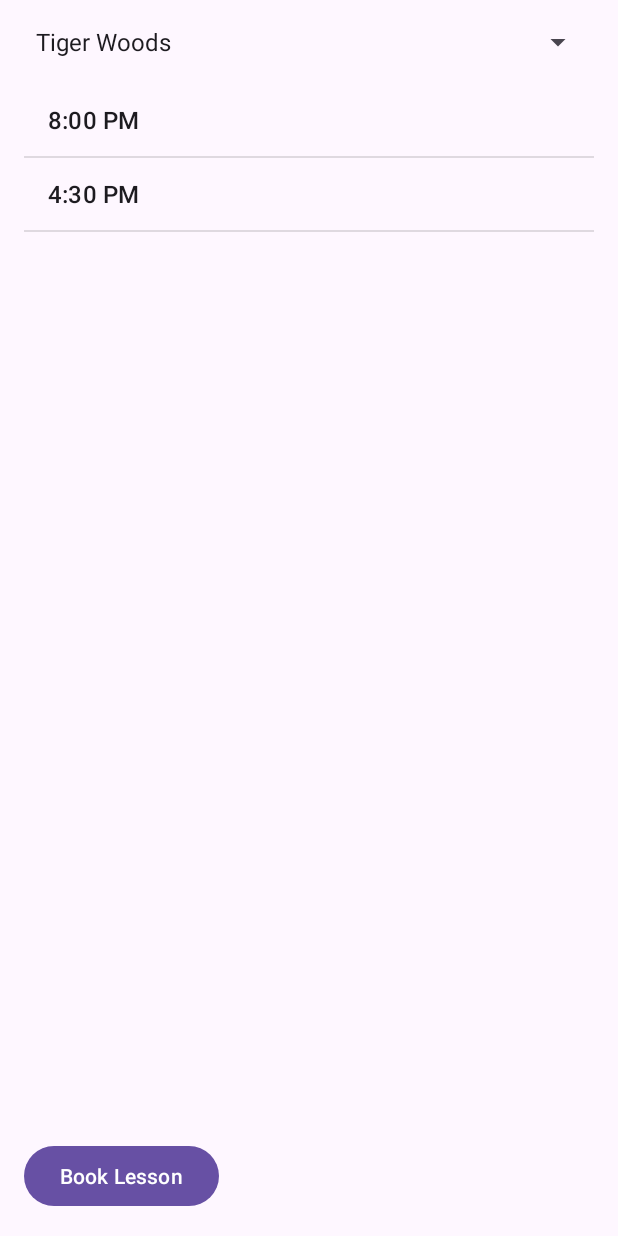
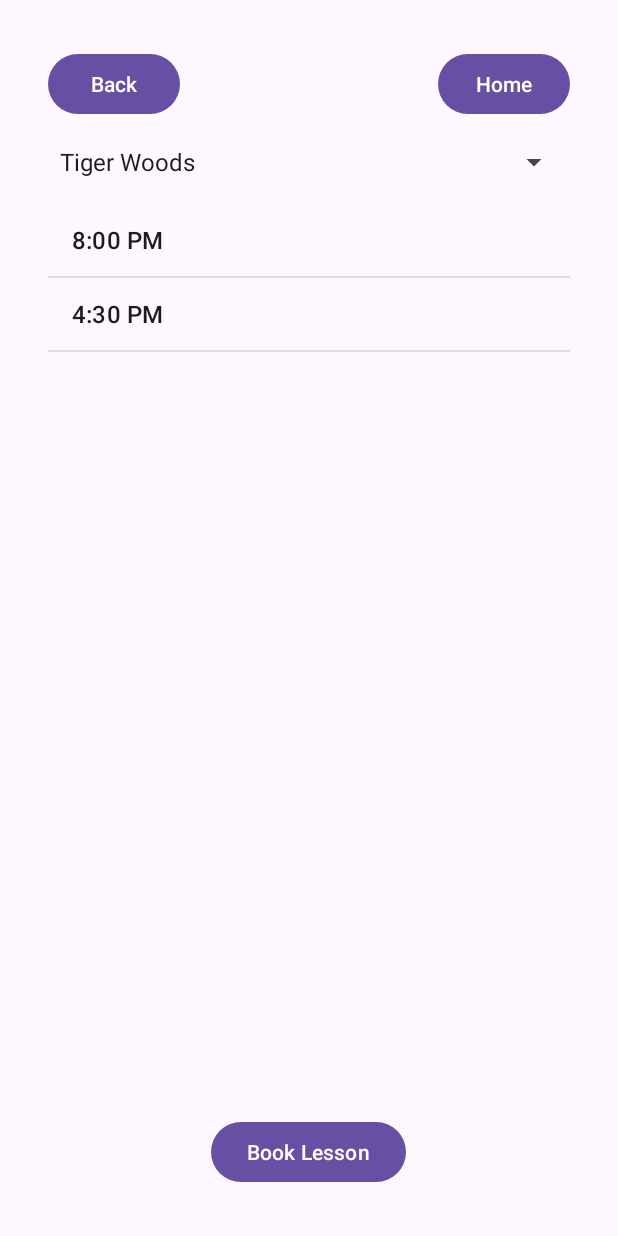
Before and after one commit to SamReilly01/Mobile-Assignment-App, an Android app: the LessonBookingActivity screen opened directly, with no data from a screen before it, on a phone screen of 412 x 824 dp. Run offline under Robolectric (Android 15) with nearby library versions, the phone set to English and light mode, and no system bars.

Commit message:
Back and Home buttons added the LessonBooking

```diff
--- a/app/build.gradle.kts
+++ b/app/build.gradle.kts
@@ -42,4 +42,5 @@ dependencies {
     implementation("com.google.android.gms:play-services-location:18.0.0")
 
 
+
 }
--- a/app/src/main/java/com/example/assignment/LessonBookingActivity.java
+++ b/app/src/main/java/com/example/assignment/LessonBookingActivity.java
@@ -1,5 +1,6 @@
 package com.example.assignment;
 
+import android.content.Intent;
 import android.os.Bundle;
 import android.view.View;
 import android.widget.AdapterView;
@@ -21,9 +22,8 @@ public class LessonBookingActivity extends AppCompatActivity {
     private Spinner spinnerTeamMember;
     private ListView listViewAvailableTimes;
     private Button buttonBookLesson;
-
-    private List<String> generatedTimesTeam1; // Store the generated times for Team Member 1
-    private List<String> generatedTimesTeam2; // Store the generated times for Team Member 2
+    private Button buttonHome;
+    private Button buttonBack;
 
     @Override
     protected void onCreate(Bundle savedInstanceState) {
@@ -33,26 +33,21 @@ public class LessonBookingActivity extends AppCompatActivity {
         spinnerTeamMember = findViewById(R.id.spinnerTeamMember);
         listViewAvailableTimes = findViewById(R.id.listViewAvailableTimes);
         buttonBookLesson = findViewById(R.id.buttonBookLesson);
+        buttonHome = findViewById(R.id.buttonHome);
+        buttonBack = findViewById(R.id.buttonBack);
 
-        // Set up team member spinner
         ArrayAdapter<CharSequence> teamMemberAdapter = ArrayAdapter.createFromResource(
                 this, R.array.team_members, android.R.layout.simple_spinner_item);
         teamMemberAdapter.setDropDownViewResource(android.R.layout.simple_spinner_dropdown_item);
         spinnerTeamMember.setAdapter(teamMemberAdapter);
 
-        // Set up available times list (empty initially)
         ArrayAdapter<String> availableTimesAdapter = new ArrayAdapter<>(
                 this, android.R.layout.simple_list_item_1, new ArrayList<>());
         listViewAvailableTimes.setAdapter(availableTimesAdapter);
 
-        generatedTimesTeam1 = null; // Initialize as null
-        generatedTimesTeam2 = null; // Initialize as null
-
-        // Set up event listener for team member selection
         spinnerTeamMember.setOnItemSelectedListener(new AdapterView.OnItemSelectedListener() {
             @Override
             public void onItemSelected(AdapterView<?> parentView, View selectedItemView, int position, long id) {
-                // Update available times based on selected team member
                 updateAvailableTimes(parentView.getItemAtPosition(position).toString());
             }
 
@@ -62,36 +57,37 @@ public class LessonBookingActivity extends AppCompatActivity {
             }
         });
 
-        // Set up event listener for book lesson button
         buttonBookLesson.setOnClickListener(new View.OnClickListener() {
             @Override
             public void onClick(View view) {
-                // Implement the logic for booking the lesson
                 bookLesson();
+            }
+        });
+
+        buttonHome.setOnClickListener(new View.OnClickListener() {
+            @Override
+            public void onClick(View view) {
+                startActivity(new Intent(LessonBookingActivity.this, MainActivity.class));
+                finish();
+            }
+        });
+
+        buttonBack.setOnClickListener(new View.OnClickListener() {
+            @Override
+            public void onClick(View view) {
+                onBackPressed();
             }
         });
     }
 
     private void updateAvailableTimes(String selectedTeamMember) {
-        // Generate random available times only if not generated before
-        if (selectedTeamMember.equals("Tiger Woods") && generatedTimesTeam1 == null) {
-            generatedTimesTeam1 = generateRandomTimes();
-        } else if (selectedTeamMember.equals("Min Woo Lee") && generatedTimesTeam2 == null) {
-            generatedTimesTeam2 = generateRandomTimes();
-        }
-
-        // Update the list view with available times based on the selected team member
+        List<String> availableTimes = generateRandomTimes();
         ArrayAdapter<String> adapter = (ArrayAdapter<String>) listViewAvailableTimes.getAdapter();
         adapter.clear();
-        if (selectedTeamMember.equals("Tiger Woods")) {
-            adapter.addAll(generatedTimesTeam1);
-        } else if (selectedTeamMember.equals("Min Woo Lee")) {
-            adapter.addAll(generatedTimesTeam2);
-        }
+        adapter.addAll(availableTimes);
     }
 
     private List<String> generateRandomTimes() {
-        // Generate some random times (for demonstration purposes)
         List<String> times = new ArrayList<>(Arrays.asList("10:00 AM", "2:00 PM", "4:30 PM", "6:00 PM", "8:00 PM"));
         List<String> availableTimes = new ArrayList<>();
         Random random = new Random();
@@ -105,18 +101,15 @@ public class LessonBookingActivity extends AppCompatActivity {
     }
 
     private void bookLesson() {
-        // Implement the logic for booking the lesson
         String selectedTeamMember = spinnerTeamMember.getSelectedItem().toString();
         int selectedPosition = listViewAvailableTimes.getCheckedItemPosition();
 
         if (selectedPosition != ListView.INVALID_POSITION) {
             String selectedTime = (String) listViewAvailableTimes.getItemAtPosition(selectedPosition);
 
-            // Display a toast with the booking details
             String message = "Lesson booked with " + selectedTeamMember + " at " + selectedTime;
             Toast.makeText(this, message, Toast.LENGTH_SHORT).show();
         } else {
-            // Handle the case where no time is selected
             Toast.makeText(this, "Please select a time before booking.", Toast.LENGTH_SHORT).show();
         }
     }
--- a/app/src/main/res/layout/activity_lesson_booking.xml
+++ b/app/src/main/res/layout/activity_lesson_booking.xml
@@ -1,18 +1,42 @@
 <!-- res/layout/activity_lesson_booking.xml -->
 
-<LinearLayout
+<RelativeLayout
     xmlns:android="http://schemas.android.com/apk/res/android"
     android:layout_width="match_parent"
     android:layout_height="match_parent"
-    android:orientation="vertical"
     android:padding="16dp">
+
+    <!-- Home Button -->
+    <Button
+        android:id="@+id/buttonHome"
+        android:layout_width="wrap_content"
+        android:layout_height="wrap_content"
+        android:layout_alignParentTop="true"
+        android:layout_alignParentEnd="true"
+        android:layout_marginTop="16dp"
+        android:layout_marginEnd="16dp"
+        android:text="Home"/>
+
+    <!-- Back Button -->
+    <Button
+        android:id="@+id/buttonBack"
+        android:layout_width="wrap_content"
+        android:layout_height="wrap_content"
+        android:layout_alignParentTop="true"
+        android:layout_alignParentStart="true"
+        android:layout_marginTop="16dp"
+        android:layout_marginStart="16dp"
+        android:text="Back"/>
 
     <!-- Spinner for selecting team member -->
     <Spinner
         android:id="@+id/spinnerTeamMember"
         android:layout_width="match_parent"
         android:layout_height="wrap_content"
-        android:layout_marginBottom="16dp"
+        android:layout_below="@id/buttonHome"
+        android:layout_marginTop="16dp"
+        android:layout_marginEnd="16dp"
+        android:layout_marginStart="16dp"
         android:entries="@array/team_members"
         android:prompt="@string/select_team_member"/>
 
@@ -21,8 +45,11 @@
         android:id="@+id/listViewAvailableTimes"
         android:layout_width="match_parent"
         android:layout_height="0dp"
-        android:layout_weight="1"
-        android:layout_marginBottom="16dp"
+        android:layout_below="@id/spinnerTeamMember"
+        android:layout_above="@+id/buttonBookLesson"
+        android:layout_marginTop="16dp"
+        android:layout_marginEnd="16dp"
+        android:layout_marginStart="16dp"
         android:choiceMode="singleChoice"/>
 
     <!-- Button to confirm the lesson booking -->
@@ -30,5 +57,8 @@
         android:id="@+id/buttonBookLesson"
         android:layout_width="wrap_content"
         android:layout_height="wrap_content"
+        android:layout_alignParentBottom="true"
+        android:layout_centerHorizontal="true"
+        android:layout_marginBottom="16dp"
         android:text="Book Lesson"/>
-</LinearLayout>
+</RelativeLayout>
```
